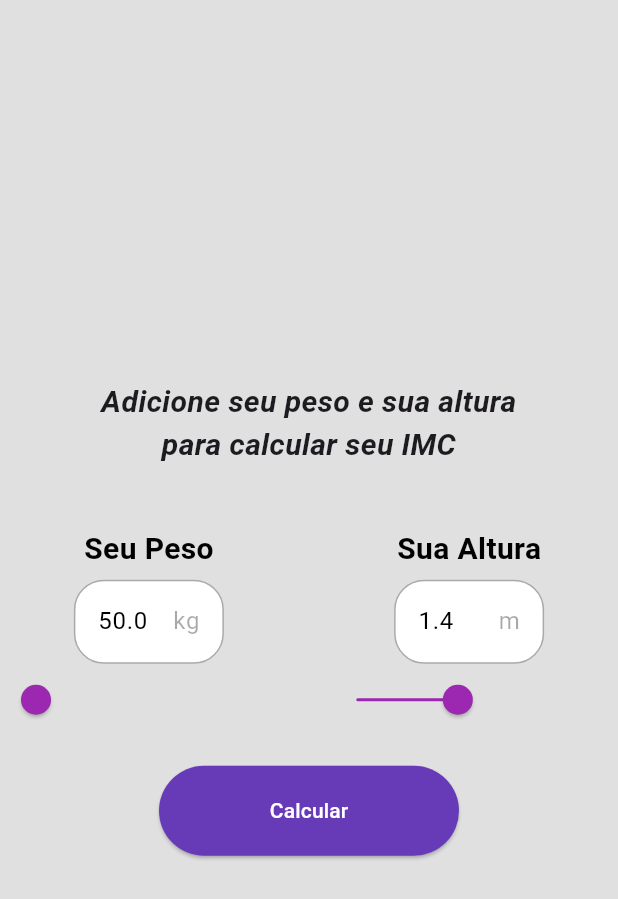
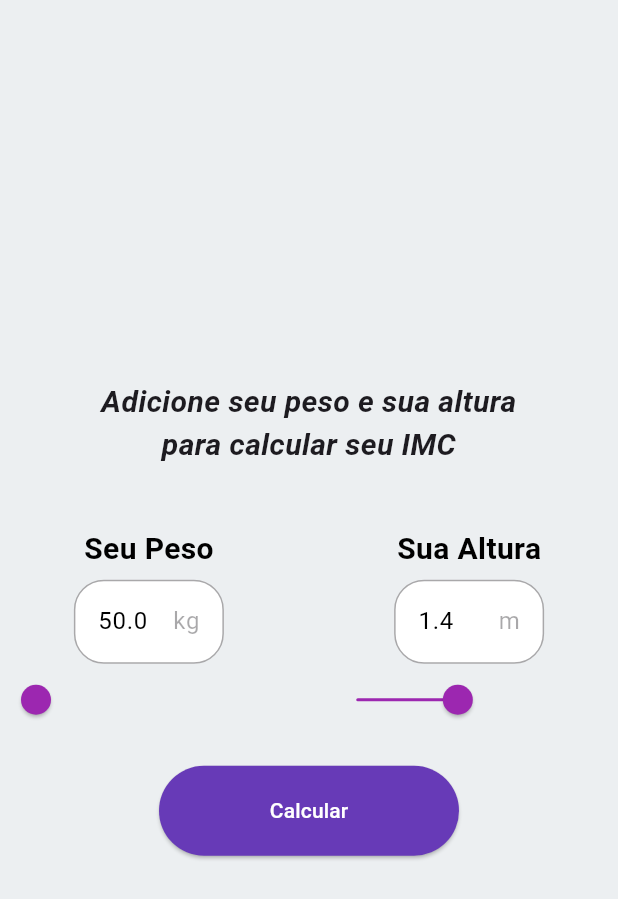
Before and after one commit to marllonDev/calculadora-imc, a Flutter app: the screen it shows after launch, on a phone screen of 412 x 824 dp. Shown: the top 899 px of the screen. Run offline on Flutter 3.47's test engine with Material 3 defaults, Android fonts, the phone set to English and light mode, and no system bars.

Commit message:
Ajustando cor do background

```diff
--- a/lib/calculadora_imc.dart
+++ b/lib/calculadora_imc.dart
@@ -37,7 +37,7 @@ class _MinhaCalculadoraDeImcState extends State<MinhaCalculadoraDeImc> {
   @override
   Widget build(BuildContext context) {
     return Scaffold(
-      backgroundColor: Colors.grey[300],
+      backgroundColor: Colors.blueGrey[50],
       body: SizedBox(
         width: double.infinity,
         height: double.infinity,
```
